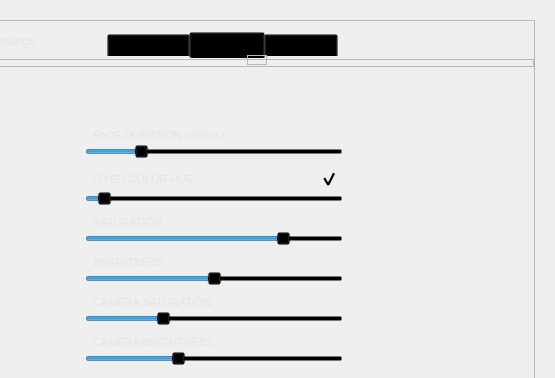
Qt form ui/main_window.ui (waldobronchart/AmbientLightPyClient) before a commit; both pictures show x 125 to 680 and y 0 to 378 of the 680 by 585 pixel window.
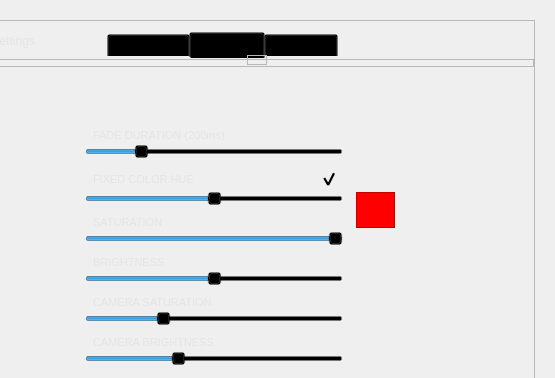
The same form after that commit. Icons and pictures are not drawn.

```diff
--- a/ui/main_window.ui
+++ b/ui/main_window.ui
@@ -423,7 +423,7 @@
 }</string>
               </property>
               <property name="maximum">
-               <number>1000</number>
+               <number>100</number>
               </property>
               <property name="value">
                <number>50</number>
@@ -459,13 +459,13 @@
             <item>
              <widget class="QSlider" name="colorSaturationSlider">
               <property name="maximum">
-               <number>255</number>
+               <number>100</number>
               </property>
               <property name="pageStep">
                <number>10</number>
               </property>
               <property name="value">
-               <number>200</number>
+               <number>100</number>
               </property>
               <property name="orientation">
                <enum>Qt::Horizontal</enum>
@@ -672,6 +672,25 @@
           </item>
          </layout>
         </widget>
+        <widget class="QFrame" name="COLORFRAME">
+         <property name="geometry">
+          <rect>
+           <x>461</x>
+           <y>134</y>
+           <width>39</width>
+           <height>36</height>
+          </rect>
+         </property>
+         <property name="styleSheet">
+          <string notr="true">#COLORFRAME { background: rgb(255, 0, 0); }</string>
+         </property>
+         <property name="frameShape">
+          <enum>QFrame::StyledPanel</enum>
+         </property>
+         <property name="frameShadow">
+          <enum>QFrame::Raised</enum>
+         </property>
+        </widget>
        </widget>
        <widget class="QWidget" name="serverTab">
         <attribute name="icon">
```
Left out of the diff: 4 changed lines with no effect on the pictures.
